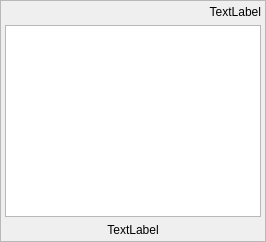
First picture: the form in views/SearchResultItem.ui, repository Ondsel-Development/Ondsel-Lens-Addon, before the edit.
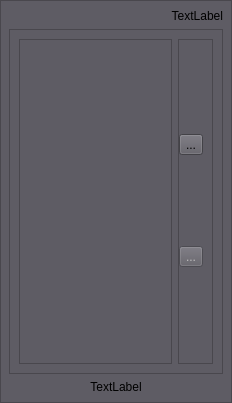
Second picture: the form after the edit.

Commit message: added fancy conditional buttons

Diff of the .ui file:
```diff
--- a/views/SearchResultItem.ui
+++ b/views/SearchResultItem.ui
@@ -6,8 +6,8 @@
    <rect>
     <x>0</x>
     <y>0</y>
-    <width>110</width>
-    <height>163</height>
+    <width>232</width>
+    <height>403</height>
    </rect>
   </property>
   <property name="minimumSize">
@@ -16,6 +16,12 @@
     <height>0</height>
    </size>
   </property>
+  <property name="autoFillBackground">
+   <bool>false</bool>
+  </property>
+  <property name="styleSheet">
+   <string notr="true">background-color: rgb(94, 92, 100);</string>
+  </property>
   <property name="frameShape">
    <enum>QFrame::StyledPanel</enum>
   </property>
@@ -23,20 +29,17 @@
    <number>2</number>
   </property>
   <layout class="QVBoxLayout" name="verticalLayout">
-   <property name="sizeConstraint">
-    <enum>QLayout::SetFixedSize</enum>
-   </property>
    <property name="leftMargin">
-    <number>4</number>
+    <number>8</number>
    </property>
    <property name="topMargin">
-    <number>4</number>
+    <number>8</number>
    </property>
    <property name="rightMargin">
-    <number>4</number>
+    <number>8</number>
    </property>
    <property name="bottomMargin">
-    <number>4</number>
+    <number>8</number>
    </property>
    <item>
     <widget class="QLabel" name="collectionLabel">
@@ -49,16 +52,60 @@
     </widget>
    </item>
    <item>
-    <widget class="QGraphicsView" name="iconGraphicsView">
-     <property name="minimumSize">
-      <size>
-       <width>40</width>
-       <height>40</height>
-      </size>
+    <widget class="QFrame" name="centerFrame">
+     <property name="frameShape">
+      <enum>QFrame::StyledPanel</enum>
      </property>
-     <property name="autoFillBackground">
-      <bool>false</bool>
+     <property name="frameShadow">
+      <enum>QFrame::Raised</enum>
      </property>
+     <layout class="QHBoxLayout" name="horizontalLayout">
+      <item>
+       <widget class="QGraphicsView" name="iconGraphicsView">
+        <property name="minimumSize">
+         <size>
+          <width>40</width>
+          <height>40</height>
+         </size>
+        </property>
+        <property name="autoFillBackground">
+         <bool>false</bool>
+        </property>
+       </widget>
+      </item>
+      <item>
+       <widget class="QFrame" name="buttonFrame">
+        <property name="frameShape">
+         <enum>QFrame::StyledPanel</enum>
+        </property>
+        <property name="frameShadow">
+         <enum>QFrame::Raised</enum>
+        </property>
+        <layout class="QVBoxLayout" name="verticalLayout_2">
+         <property name="leftMargin">
+          <number>0</number>
+         </property>
+         <item>
+          <widget class="QToolButton" name="webToolButton">
+           <property name="text">
+            <string>...</string>
+           </property>
+          </widget>
+         </item>
+         <item>
+          <widget class="QToolButton" name="downloadToolButton">
+           <property name="enabled">
+            <bool>false</bool>
+           </property>
+           <property name="text">
+            <string>...</string>
+           </property>
+          </widget>
+         </item>
+        </layout>
+       </widget>
+      </item>
+     </layout>
     </widget>
    </item>
    <item>
```
The commit also changes 4 other files.
